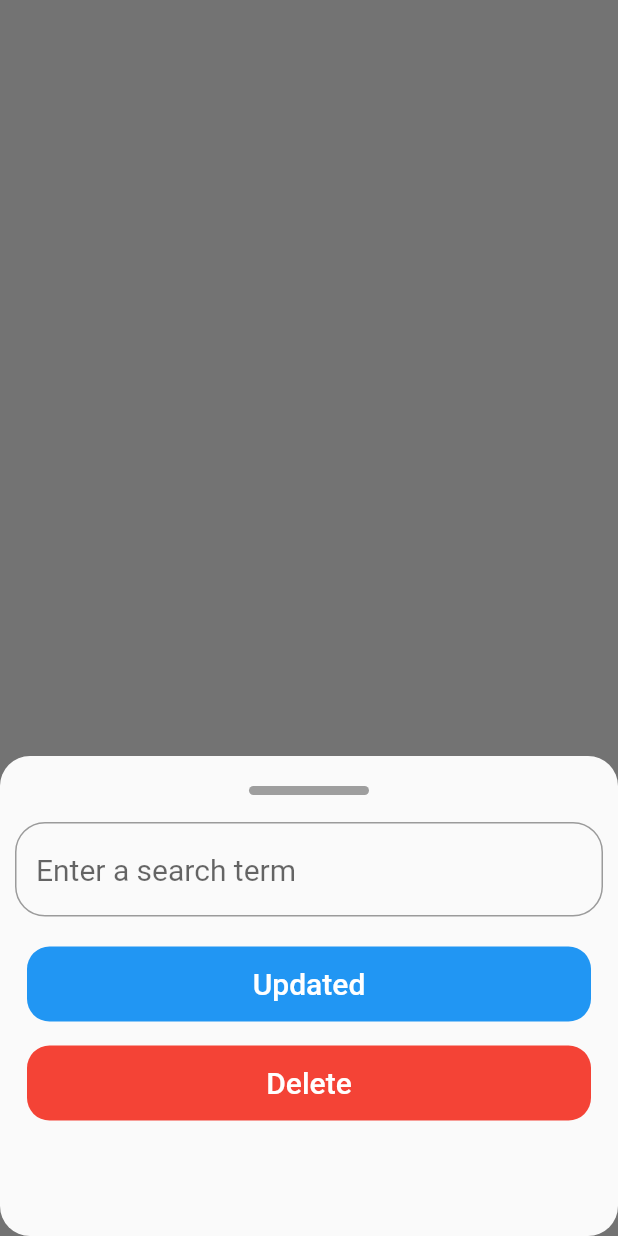
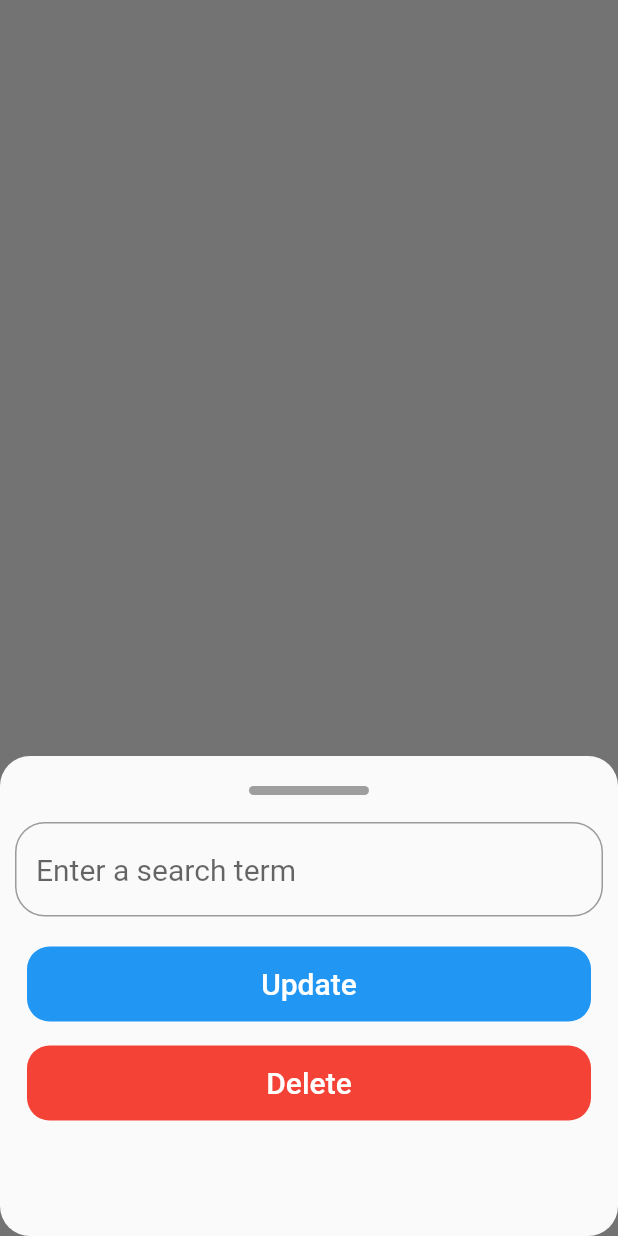
Before and after one commit to masa-tokyo/todo_dapp_front, a Flutter app: what showTodoBottomSheet() shows on an empty page, opened directly with empty values, on a phone screen of 412 x 824 dp. Run offline on Flutter 3.47's test engine with Material 2 defaults, Android fonts, the phone set to English and light mode, and no system bars; our stand-ins replace cloud_firestore, firebase_core, flutter_dotenv, get_it; missing offline and left inert: web3dart; accounts and stored records are empty; generated files the repository leaves out were written again; statements that could not run were skipped; project files that could hold a hidden picture were left out.

Commit message:
fix state management error

```diff
--- a/lib/main.dart
+++ b/lib/main.dart
@@ -33,6 +33,7 @@ class MyApp extends StatelessWidget {
       ],
       child: const MaterialApp(
         title: 'Flutter TODO',
+        debugShowCheckedModeBanner: false,
         home: SetUp(child: TodoList()),
       ),
     );
--- a/lib/model/polygon_todo_list_model.dart
+++ b/lib/model/polygon_todo_list_model.dart
@@ -1,6 +1,5 @@
 import 'dart:convert';
 import 'dart:core';
-import 'package:flutter/material.dart';
 import 'package:flutter/services.dart';
 import 'package:http/http.dart';
 import 'package:todo_dapp_front/task.dart';
@@ -100,7 +99,6 @@ class PolygonTodoListModel extends TodoListModel {
     notifyListeners();
   }
 
-  //1.to-doを作成する機能
   @override
   addTask(String taskNameData) async {
     isLoading = true;
@@ -114,7 +112,6 @@ class PolygonTodoListModel extends TodoListModel {
     await getTodos();
   }
 
-  //2.to-doを更新する機能
   @override
   updateTask(int id, String taskNameData) async {
     isLoading = true;
@@ -130,7 +127,6 @@ class PolygonTodoListModel extends TodoListModel {
     await getTodos();
   }
 
-  //3.to-doの完了・未完了を切り替える機能
   @override
   toggleComplete(int id) async {
     isLoading = true;
@@ -146,7 +142,6 @@ class PolygonTodoListModel extends TodoListModel {
     await getTodos();
   }
 
-  //4.to-doを削除する機能
   @override
   deleteTask(int id) async {
     isLoading = true;
--- a/lib/model/todo_list_model.dart
+++ b/lib/model/todo_list_model.dart
@@ -7,8 +7,12 @@ abstract class TodoListModel extends ChangeNotifier {
   int? taskCount;
 
   Future<void> getTodos();
+  //1.to-doを作成する機能
   Future<void> addTask(String taskNameData);
+  //2.to-doを更新する機能
   Future<void> updateTask(int id, String taskNameData);
+  //3.to-doの完了・未完了を切り替える機能
   Future<void> toggleComplete(int id);
+  //4.to-doを削除する機能
   Future<void> deleteTask(int id);
 }
--- a/lib/view/todo_bottom_sheet.dart
+++ b/lib/view/todo_bottom_sheet.dart
@@ -55,19 +55,19 @@ showTodoBottomSheet(BuildContext context,
                   height: 12,
                 ),
                 if (task == null)
-                  buildButton("Created", () {
+                  buildButton(context, 'Create', () async {
                     if (onCreate != null) {
                       onCreate(_titleController);
                     }
                   }),
                 if (task != null)
-                  buildButton("Updated", () {
+                  buildButton(context, 'Update', () async {
                     if (onUpdate != null) {
                       onUpdate(_titleController);
                     }
                   }),
                 if (task != null)
-                  buildButton("Delete", () {
+                  buildButton(context, 'Delete', () async {
                     if (onDelete != null) {
                       onDelete();
                     }
@@ -79,9 +79,12 @@ showTodoBottomSheet(BuildContext context,
       });
 }
 
-TextButton buildButton(String text, Function onPressed) {
+TextButton buildButton(BuildContext context, String text, Function onPressed) {
   return TextButton(
-      onPressed: onPressed(),
+      onPressed: () async {
+        onPressed();
+        Navigator.pop(context);
+      },
       child: Container(
         child: Center(
           child: Text(
```
Also changed, not shown: lib/model/firestore_todo_list_model.dart (+22 -37 lines), lib/view/todo_list.dart (+15 -10 lines).
